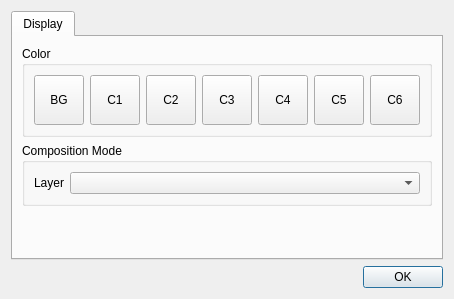
Above: src/gui/settingsdialog.ui from aitjcize/QCamber before the change. Below: the same form after it.
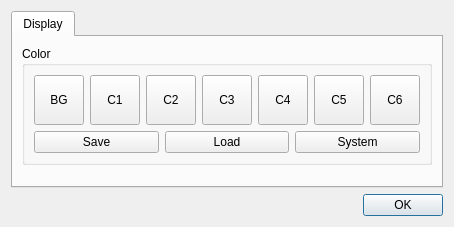
That is the form after the change.

Commit message: Allow user to save/restore color.

The edit to the form file:
```diff
--- a/src/gui/settingsdialog.ui
+++ b/src/gui/settingsdialog.ui
@@ -7,7 +7,7 @@
     <x>0</x>
     <y>0</y>
     <width>452</width>
-    <height>299</height>
+    <height>227</height>
    </rect>
   </property>
   <property name="windowTitle">
@@ -121,31 +121,30 @@
             </property>
            </widget>
           </item>
-         </layout>
-        </widget>
-       </item>
-       <item>
-        <widget class="QGroupBox" name="groupBox_2">
-         <property name="title">
-          <string>Composition Mode</string>
-         </property>
-         <layout class="QGridLayout" name="gridLayout_2">
-          <item row="0" column="0">
-           <widget class="QLabel" name="label">
-            <property name="text">
-             <string>Layer</string>
-            </property>
-           </widget>
-          </item>
-          <item row="0" column="1">
-           <widget class="QComboBox" name="comboBox">
-            <property name="sizePolicy">
-             <sizepolicy hsizetype="MinimumExpanding" vsizetype="Fixed">
-              <horstretch>0</horstretch>
-              <verstretch>0</verstretch>
-             </sizepolicy>
-            </property>
-           </widget>
+          <item row="2" column="0" colspan="7">
+           <layout class="QHBoxLayout" name="horizontalLayout">
+            <item>
+             <widget class="QPushButton" name="saveUserColor">
+              <property name="text">
+               <string>Save</string>
+              </property>
+             </widget>
+            </item>
+            <item>
+             <widget class="QPushButton" name="loadUserColor">
+              <property name="text">
+               <string>Load</string>
+              </property>
+             </widget>
+            </item>
+            <item>
+             <widget class="QPushButton" name="loadSystemColor">
+              <property name="text">
+               <string>System</string>
+              </property>
+             </widget>
+            </item>
+           </layout>
           </item>
          </layout>
         </widget>
```
The commit also changes 3 other files.
